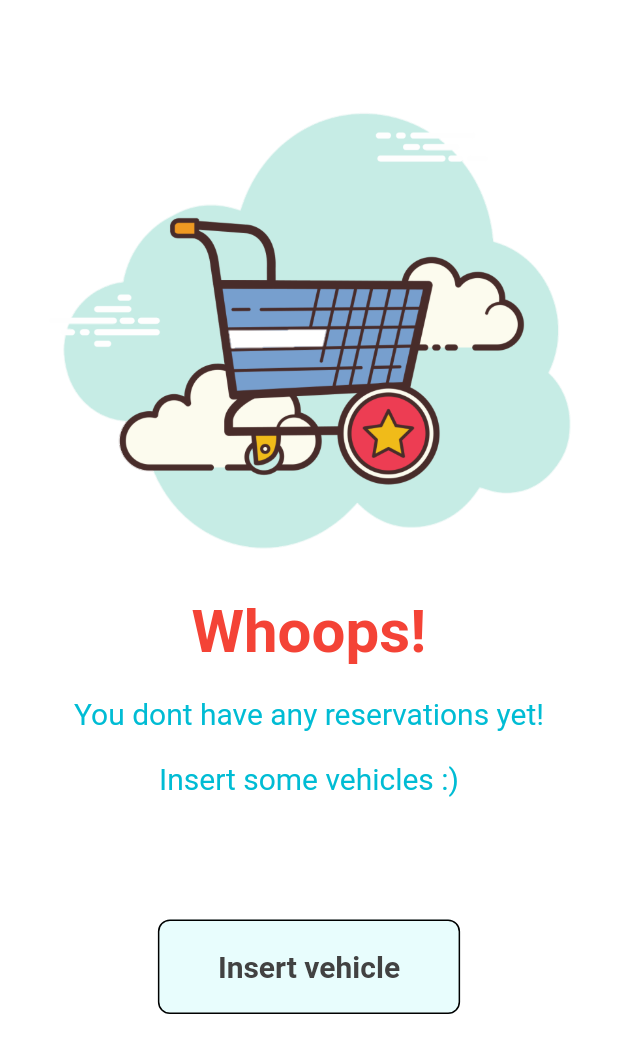
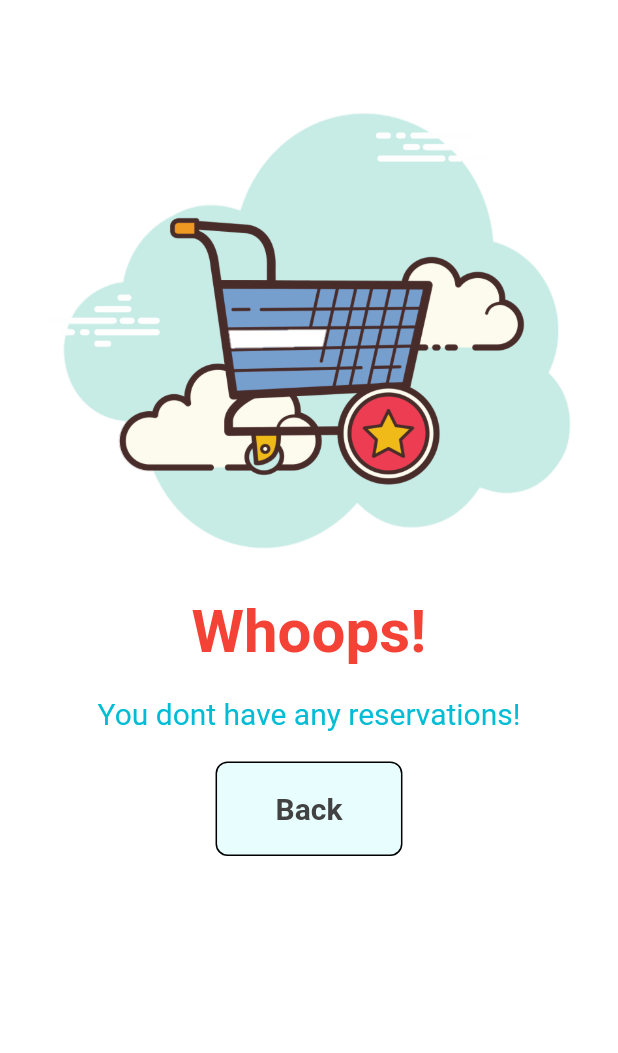
Before and after one commit to brodarnikola/ecommerce_flutter_stripe_firebase_GROCERY, a Flutter app: the ReservationsScreen screen opened by its route, on a phone screen of 412 x 824 dp. Shown: the top 1053 px of the screen. Run offline on Flutter 3.47's test engine with Material 3 defaults, Android fonts, the phone set to English and light mode, and no system bars; our stand-ins replace card_swiper, cloud_firestore, dio, fancy_shimmer_image, firebase_auth, firebase_core and 6 more; missing offline and left inert: dart:ffi, flutter_stripe, u_credit_card; accounts and stored records are empty.

Commit message:
Repair back navigation for reservation screen

```diff
--- a/lib/main.dart
+++ b/lib/main.dart
@@ -12,6 +12,7 @@ import 'package:grocery_app/providers/viewed_prod_provider.dart';
 import 'package:grocery_app/screens/auth/account_activation.dart';
 import 'package:grocery_app/screens/credit_cards/credit_cards_screen.dart';
 import 'package:grocery_app/screens/my_reservations/reservations.dart';
+import 'package:grocery_app/screens/user.dart';
 import 'package:grocery_app/screens/vehicles/add_vehicle.dart';
 import 'package:grocery_app/screens/vehicles/vehicles_screen.dart';
 import 'package:grocery_app/screens/viewed_recently/viewed_recently.dart';
--- a/lib/screens/my_reservations/reservations.dart
+++ b/lib/screens/my_reservations/reservations.dart
@@ -37,11 +37,12 @@ class _ReservationsScreenState extends State<ReservationsScreen> {
 
     return vehiclesList.isEmpty
         ? const EmptyScreen(
-            title: 'You dont have any reservations yet!',
-            subtitle: 'Insert some vehicles :)',
-            buttonText: 'Insert vehicle',
+            title: 'You dont have any reservations!',
+            subtitle: '',
+            buttonText: 'Back',
             imagePath: 'assets/images/cart.png',
-            route: '/AddVehicleScreen',
+            route: '/UserScreen',
+            navigateBack: true,
           )
         : Scaffold(
             appBar: AppBar(
--- a/lib/screens/user.dart
+++ b/lib/screens/user.dart
@@ -28,6 +28,7 @@ import 'package:http/http.dart' as http;
 import 'package:shared_preferences/shared_preferences.dart';
 
 class UserScreen extends StatefulWidget {
+
   const UserScreen({Key? key}) : super(key: key);
 
   @override
--- a/lib/services/global_methods.dart
+++ b/lib/services/global_methods.dart
@@ -11,6 +11,10 @@ import '../widgets/text_widget.dart';
 class GlobalMethods {
   static navigateTo({required BuildContext ctx, required String routeName}) {
     Navigator.pushNamed(ctx, routeName);
+  }
+
+  static navigateBack({required BuildContext ctx}) {
+    Navigator.pop(ctx);
   }
 
   static String getDateFromDateTimeString(String dateStr) {
--- a/lib/widgets/empty_screen.dart
+++ b/lib/widgets/empty_screen.dart
@@ -12,10 +12,11 @@ class EmptyScreen extends StatelessWidget {
       required this.title,
       required this.subtitle,
       required this.buttonText,
-      this.route = FeedsScreen.routeName
-      })
+      this.route = FeedsScreen.routeName,
+      this.navigateBack = false})
       : super(key: key);
   final String imagePath, title, subtitle, buttonText, route;
+  final bool navigateBack;
   @override
   Widget build(BuildContext context) {
     final Color color = Utils(context).color;
@@ -54,13 +55,19 @@ class EmptyScreen extends StatelessWidget {
               const SizedBox(
                 height: 20,
               ),
-              TextWidget(text: subtitle, color: Colors.cyan, textSize: 20),
-              SizedBox(
-                height: size.height * 0.1,
-              ),
-              ElevatedButton(
+              subtitle.isNotEmpty
+                  ? TextWidget(text: subtitle, color: Colors.cyan, textSize: 20)
+                  : Container(),
+              // TextWidget(text: subtitle, color: Colors.cyan, textSize: 20),
+              subtitle.isNotEmpty
+                  ? SizedBox(height: size.height * 0.1)
+                  : Container(),
+              buttonText.isNotEmpty
+                  ? ElevatedButton(
                       style: ElevatedButton.styleFrom(
-                  elevation: 0, backgroundColor: Theme.of(context).colorScheme.secondary,
+                        elevation: 0,
+                        backgroundColor:
+                            Theme.of(context).colorScheme.secondary,
                         shape: RoundedRectangleBorder(
                           borderRadius: BorderRadius.circular(8.0),
                           side: BorderSide(
@@ -68,21 +75,28 @@ class EmptyScreen extends StatelessWidget {
                           ),
                         ),
                         // onPrimary: color,
-                  padding:
-                      const EdgeInsets.symmetric(horizontal: 40, vertical: 20),
+                        padding: const EdgeInsets.symmetric(
+                            horizontal: 40, vertical: 20),
                       ),
                       onPressed: () {
+                        if (navigateBack) {
+                          Navigator.pop(context);
+                        } else {
                           GlobalMethods.navigateTo(
-                      ctx: context, routeName: route); //FeedsScreen.routeName);
+                              ctx: context,
+                              routeName: route); //FeedsScreen.routeName);
+                        }
                       },
                       child: TextWidget(
                         text: buttonText,
                         textSize: 20,
-                  color:
-                      themeState ? Colors.grey.shade300 : Colors.grey.shade800,
+                        color: themeState
+                            ? Colors.grey.shade300
+                            : Colors.grey.shade800,
                         isTitle: true,
                       ),
-              ),
+                    )
+                  : Container(),
             ]),
       )),
     );
```
Also changed, not shown: 2 other files. Lines whose indentation alone changed are shown as unchanged.
